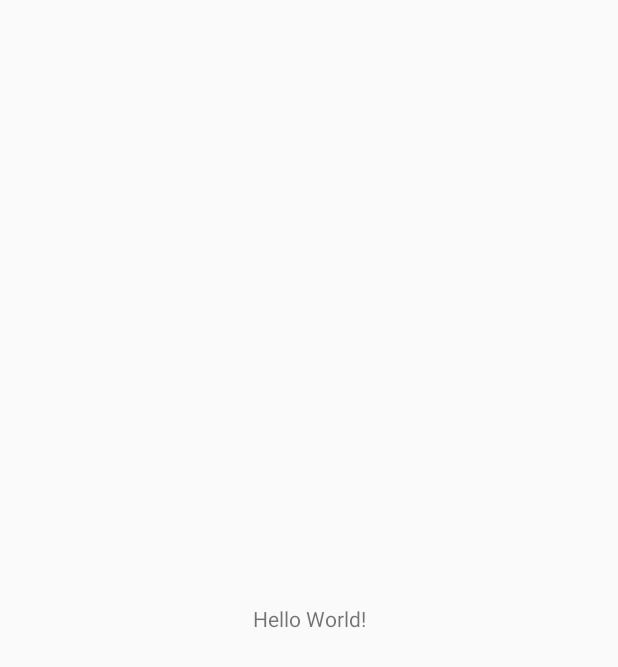
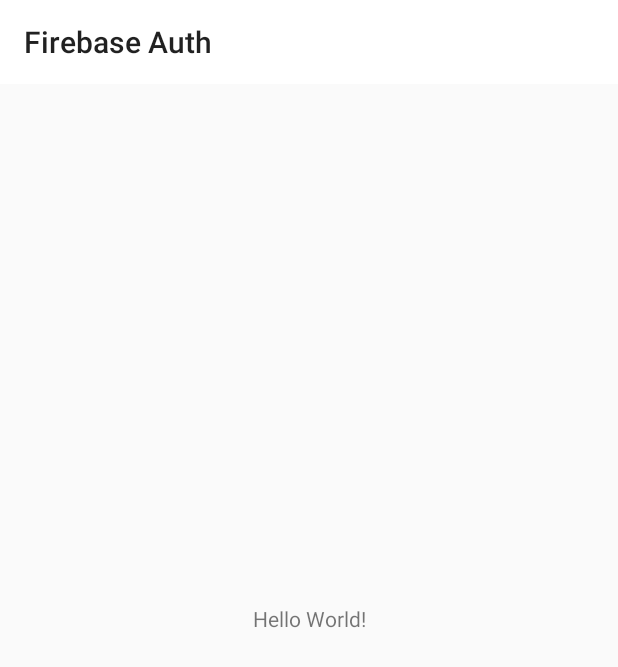
Before and after one commit to zecollokaris/FireBase-Authentication-Tutorial, an Android app: the MainActivity screen opened directly, with no data from a screen before it, on a phone screen of 412 x 824 dp. Before the commit the part shown is almost empty. Shown: the top 667 px of the screen. Run offline under Robolectric (Android 15) with nearby library versions, the phone set to English and light mode, and no system bars.

Commit message:
added menu layout

```diff
--- a/app/src/main/java/com/zecolloauth/zecolloauth/MainActivity.java
+++ b/app/src/main/java/com/zecolloauth/zecolloauth/MainActivity.java
@@ -2,12 +2,17 @@ package com.zecolloauth.zecolloauth;
 
 import android.support.v7.app.AppCompatActivity;
 import android.os.Bundle;
+import android.support.v7.widget.Toolbar;
 
 public class MainActivity extends AppCompatActivity {
 
+    private Toolbar toolbar;
     @Override
     protected void onCreate(Bundle savedInstanceState) {
         super.onCreate(savedInstanceState);
         setContentView(R.layout.activity_main);
+
+        Toolbar toolbar = (Toolbar) findViewById(R.id.app_bar);
+        setSupportActionBar(toolbar);
     }
 }
--- a/app/src/main/res/layout/activity_main.xml
+++ b/app/src/main/res/layout/activity_main.xml
@@ -5,6 +5,11 @@
     android:layout_width="match_parent"
     android:layout_height="match_parent"
     tools:context=".MainActivity">
+
+    <include
+        layout="@layout/app_bar"
+        android:id="@+id/app_bar">
+    </include>
 
     <TextView
         android:layout_width="wrap_content"
--- a/app/src/main/res/layout/app_bar.xml
+++ b/app/src/main/res/layout/app_bar.xml
@@ -1,6 +1,8 @@
 <?xml version="1.0" encoding="utf-8"?>
 <android.support.v7.widget.Toolbar xmlns:android="http://schemas.android.com/apk/res/android"
     android:layout_width="match_parent"
-    android:layout_height="wrap_content">
+    android:layout_height="wrap_content"
+    xmlns:app="http://schemas.android.com/apk/res-auto"
+    app:theme="@style/CustomToolbarStyle">
 
 </android.support.v7.widget.Toolbar>
--- /dev/null
+++ b/app/src/main/res/menu/menu.xml
@@ -0,0 +1,4 @@
+<?xml version="1.0" encoding="utf-8"?>
+<menu xmlns:android="http://schemas.android.com/apk/res/android">
+
+</menu>
--- a/app/src/main/res/values/styles.xml
+++ b/app/src/main/res/values/styles.xml
@@ -2,10 +2,13 @@
 
     <!-- Base application theme. -->
     <style name="AppTheme" parent="Theme.AppCompat.Light.DarkActionBar">
+
+    </style>
+
+    <style name="CustomToolbarStyle" parent="Theme.AppCompat.Light.NoActionBar">
         <!-- Customize your theme here. -->
-        <item name="colorPrimary">@color/colorPrimary</item>
-        <item name="colorPrimaryDark">@color/colorPrimaryDark</item>
-        <item name="colorAccent">@color/colorAccent</item>
+        <item name="android:background">@color/white</item>
+
     </style>
 
 </resources>
```
